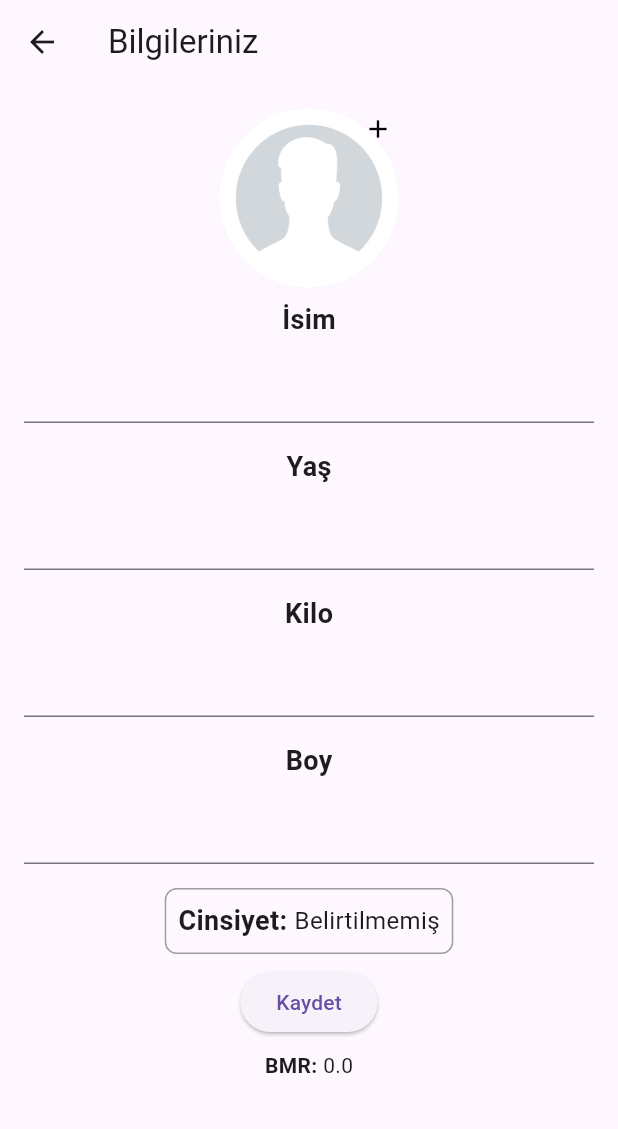
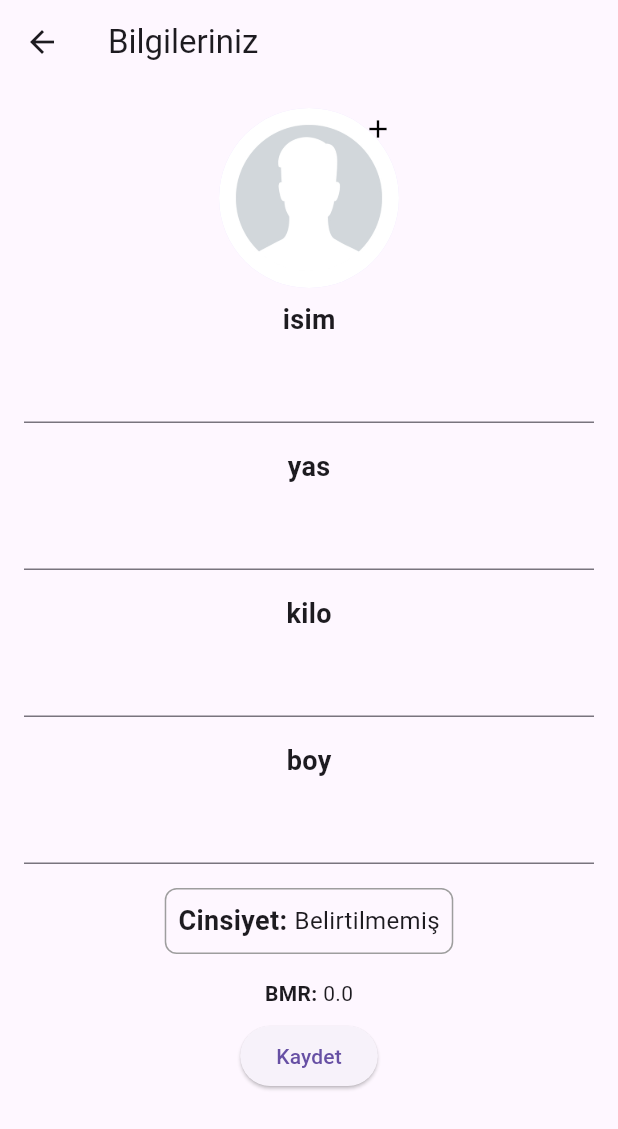
Before and after one commit to Karyabla55/GDSC_SC_Project, a Flutter app: the InfoPage screen opened directly, on a phone screen of 412 x 824 dp. Shown: the top 1129 px of the screen. Run offline on Flutter 3.47's test engine with Material 3 defaults, Android fonts, the phone set to English and light mode, and no system bars.

Commit message:
birleştirme
düzenlenmeye hala ihtiyaç var

```diff
--- a/lib/InfoPage.dart
+++ b/lib/InfoPage.dart
@@ -13,11 +13,11 @@ class _InfoPageState extends State<InfoPage> {
   TextEditingController heightController = TextEditingController();
 
   Map<String, dynamic> userData = {
-    'name': '',
-    'age': 0,
-    'weight': 0.0,
-    'height': 0.0,
-    'gender': '', // Cinsiyet bilgisini ekledik
+    'isim': '',
+    'yas': 0,
+    'kilo': 0.0,
+    'boy': 0.0,
+    'cinsiyet': '',
   };
 
   double bmr = 0.0;
@@ -69,18 +69,18 @@ class _InfoPageState extends State<InfoPage> {
                     ),
                   ],
                 ),
-                _buildInputField("İsim", nameController),
-                _buildInputField("Yaş", ageController),
-                _buildInputField("Kilo", weightController),
-                _buildInputField("Boy", heightController),
-                _buildGenderField(), // Cinsiyet gösterilecek alan
+                _buildInputField("isim", nameController),
+                _buildInputField("yas", ageController),
+                _buildInputField("kilo", weightController),
+                _buildInputField("boy", heightController),
+                _buildGenderField(),
+                _buildInfoField("BMR", bmr.toString()),
                 ElevatedButton(
                   onPressed: () {
                     saveAndCalculateBMR();
                   },
                   child: Text('Kaydet'),
                 ),
-                _buildInfoField("BMR", bmr.toString()),
               ],
             ),
           ),
@@ -139,7 +139,7 @@ class _InfoPageState extends State<InfoPage> {
       padding: const EdgeInsets.symmetric(vertical: 8),
       child: InkWell(
         onTap: () {
-          _showGenderSelection(); // Cinsiyet seçimi popup'ını göster
+          _showGenderSelection();
         },
         child: Container(
           padding: EdgeInsets.all(8),
@@ -158,9 +158,9 @@ class _InfoPageState extends State<InfoPage> {
                 ),
               ),
               Text(
-                userData['gender'].isEmpty
+                userData['cinsiyet'].isEmpty
                     ? 'Belirtilmemiş'
-                    : userData['gender'],
+                    : userData['cinsiyet'],
                 style: TextStyle(fontSize: 16),
               ),
             ],
@@ -171,18 +171,16 @@ class _InfoPageState extends State<InfoPage> {
   }
 
   void calculateBMR() {
-    int age = userData['age'];
-    double weight = userData['weight'];
-    double height = userData['height'];
-    String gender = userData['gender'];
+    int age = userData['yas'];
+    double weight = userData['kilo'];
+    double height = userData['boy'];
+    String gender = userData['cinsiyet'];
 
-    // Cinsiyete göre BMR formülünü uygula
     if (gender == 'Erkek') {
-      bmr = 10 * weight + 6.25 * height - 5 * age + 5;
-    } else if (gender == 'Kadın') {
-      bmr = 10 * weight + 6.25 * height - 5 * age - 161;
+      bmr = 88.362 + (13.397 * weight) + (4.799 * height) - (5.677 * age);
+    } else if (gender == 'Kadin') {
+      bmr = 447.593 + (9.247 * weight) + (3.098 * height) - (4.330 * age);
     } else {
-      // Cinsiyet belirtilmemişse bir hata durumu olabilir
       print("Hata: Cinsiyet belirtilmemiş.");
       bmr = 0.0;
     }
@@ -220,7 +218,7 @@ class _InfoPageState extends State<InfoPage> {
             SizedBox(height: 16),
             ElevatedButton(
               onPressed: () {
-                Navigator.pop(context, 'Kadın'); // 'Kadın' cinsiyeti seçildi
+                Navigator.pop(context, 'Kadin'); // 'Kadın' cinsiyeti seçildi
               },
               child: Text('Kadın'),
             ),
@@ -230,7 +228,7 @@ class _InfoPageState extends State<InfoPage> {
     );
 
     if (result != null) {
-      userData['gender'] = result;
+      userData['cinsiyet'] = result;
       setState(() {});
     }
   }
```
Also changed, not shown: lib/mainmenu.dart (+45 -6 lines).
